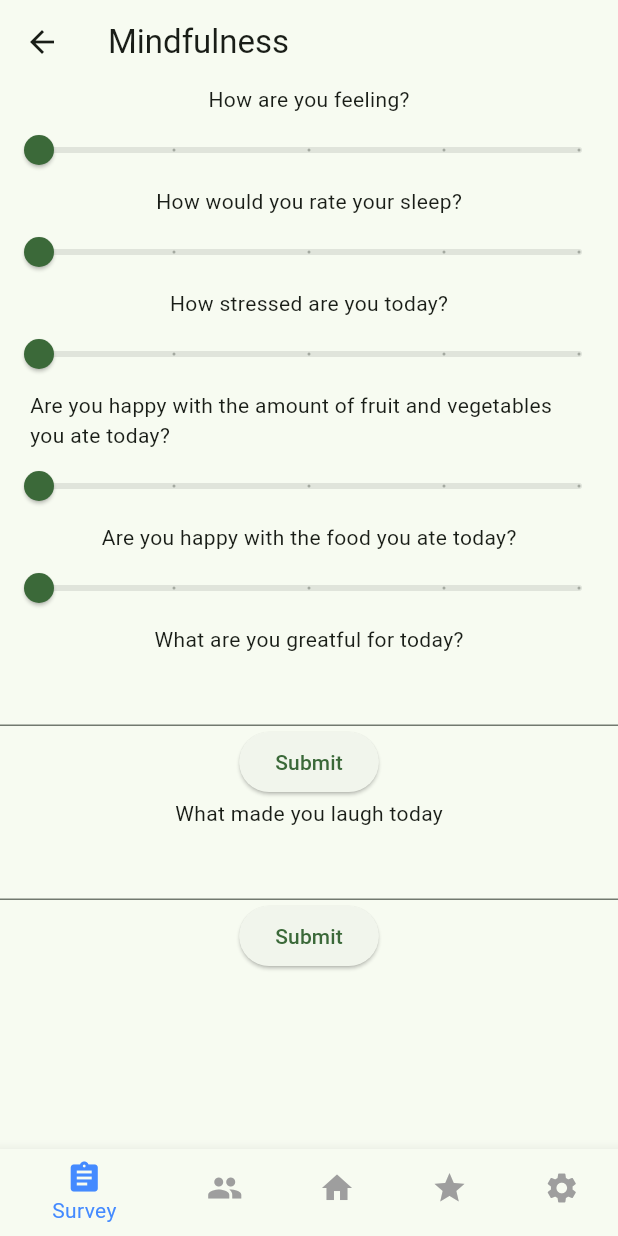
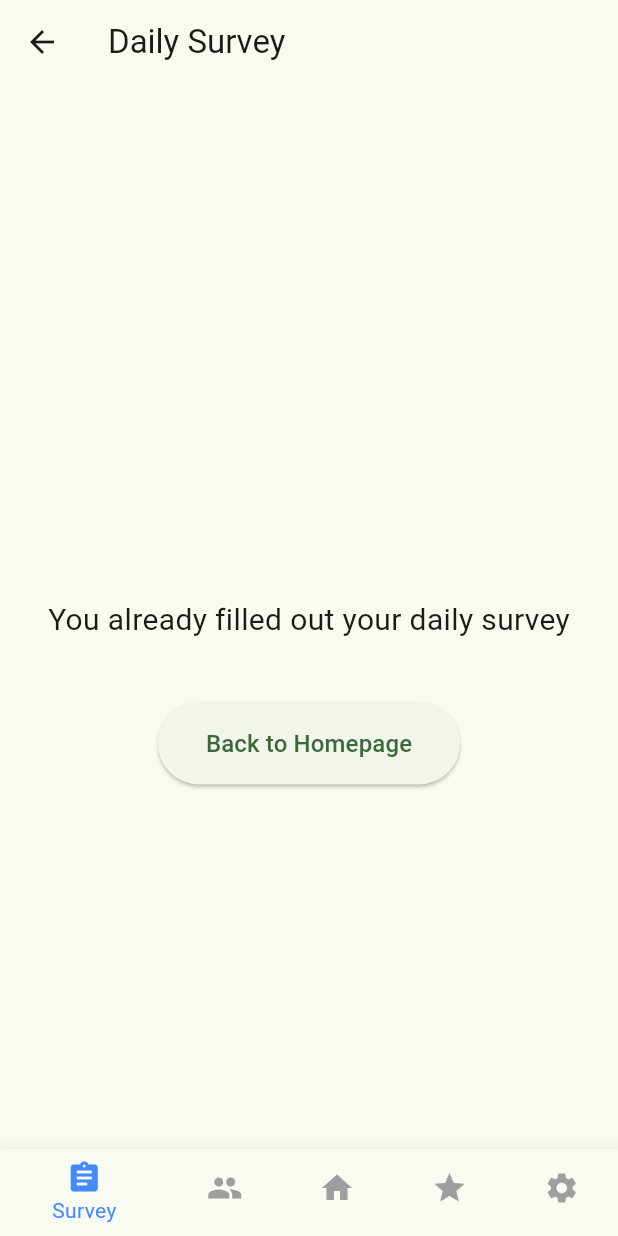
Before and after one commit to rfeuz/bellapp, a Flutter app: the Survey screen opened directly, on a phone screen of 412 x 824 dp. Run offline on Flutter 3.47's test engine with Material 3 defaults, Android fonts, the light colour scheme and no system bars.

Commit message:
Made the survey page unavailable if you submitted once

```diff
--- a/lib/data.dart
+++ b/lib/data.dart
@@ -33,11 +33,12 @@ class ProfileInformation {
   static String Language = 'German';
   static String Location = 'Betrieb Geflügel Zell';
   static List<String> MyDiary = ['', '', '', '', '', '', '', '', '', ''];
+  static int DiaryIndex = 0;
 }
 
 class GlobalFlags {
   static bool FirstLogin = true;
-  static bool DailySurvey = false;
+  static bool DailySurvey = true;
 }
 
 class GlobalScores {
--- a/lib/survey.dart
+++ b/lib/survey.dart
@@ -19,7 +19,6 @@ class _SurveyState extends State<Survey> {
   double _food = 1;
   int _selectedIndex = 0;
   final _textgreatful = TextEditingController();
-  final _textlaugh = TextEditingController();
 
   static List<Widget> _widgetOptions = <Widget>[
     Text('Survey'),
@@ -32,7 +31,6 @@ class _SurveyState extends State<Survey> {
   @override
   void dispose() {
     _textgreatful.dispose(); // Don't forget to dispose the controller when not needed
-    _textlaugh.dispose(); // Don't forget to dispose the controller when not needed
     super.dispose();
   }
 
@@ -41,6 +39,8 @@ class _SurveyState extends State<Survey> {
     MindData.GeneralMindScore_actual = (_doing + _sleep + 6 - _stress)/15;
     FoodData.FoodHealthyness_actual = (_food + _fruit)/10;
     GlobalScores.PointScore += NumberOfPoints.NumberOfPointsSurvey;
+    ProfileInformation.MyDiary[ProfileInformation.DiaryIndex];
+    ProfileInformation.DiaryIndex = (ProfileInformation.DiaryIndex + 1) % ProfileInformation.MyDiary.length;
   }
 
   void _onItemTapped(int index) {
@@ -81,19 +81,17 @@ class _SurveyState extends State<Survey> {
     });
   }
 
-  //_calculate() {
-   // double _stressw = 6 - _stress;
-  //}
-
   @override
   Widget build(BuildContext context) {
+
+    if (GlobalFlags.DailySurvey == false) {
       return Scaffold(
         appBar: AppBar(
-        title: Text('Mindfulness'),
+          title: Text('Daily Survey'),
         ),
         body: Column(
           children: <Widget>[
-          Text('How are you feeling?'),
+            Text('How are you feeling today?'),
             Slider(
               value: _doing,
               min: 1,
@@ -106,6 +104,7 @@ class _SurveyState extends State<Survey> {
                 });
               },
             ),
+            const SizedBox(height: 20),
             Text('How would you rate your sleep?'),
             Slider(
               value: _sleep,
@@ -119,6 +118,7 @@ class _SurveyState extends State<Survey> {
                 });
               },
             ),
+            const SizedBox(height: 20),
             Text('How stressed are you today?'),
             Slider(
               value: _stress,
@@ -133,9 +133,15 @@ class _SurveyState extends State<Survey> {
                 });
               },
             ),
+            const SizedBox(height: 20),
             Padding(
-            padding: const EdgeInsets.symmetric(horizontal: 20.0),
-            child: Text('Are you happy with the amount of fruit and vegetables you ate today?'),
+              padding: const EdgeInsets.symmetric(horizontal: 20.0, vertical: 0.0), // Adjust vertical padding here
+              child: Center(
+                child: Text(
+                  'Are you happy with the amount of fruit and vegetables you ate today?',
+                  textAlign: TextAlign.center,
+                ),
+              ),
             ),
             Slider(
               value: _fruit,
@@ -149,10 +155,8 @@ class _SurveyState extends State<Survey> {
                 });
               },
             ),
-          Padding(
-            padding: const EdgeInsets.symmetric(horizontal: 20.0),
-            child: Text('Are you happy with the food you ate today?'),
-          ),
+            const SizedBox(height: 20),
+            Text('Are you happy with the food you ate today?'),
             Slider(
               value: _food,
               min: 1,
@@ -165,33 +169,90 @@ class _SurveyState extends State<Survey> {
                 });
               },
             ),
+            const SizedBox(height: 30),
             Text('What are you greatful for today?'),
             TextField(
               controller: _textgreatful,
             ),
-          ElevatedButton(
-              onPressed: () {
-                print('Answer: ${_textgreatful.text}');
-              },
-              child: Text('Submit')
-          ),
-          Text('What made you laugh today'),
-          TextField(
-            controller: _textlaugh,
-          ),
+            const SizedBox(height: 40),
             ElevatedButton(
               onPressed: () {
                 output_to_data();
-                print('Answer: ${_textlaugh.text}');
-                print('Food-Score overall ${FoodData.FoodHealthyness_actual}');
                 // Navigate to the second page
                 Navigator.push(
                   context,
                   MaterialPageRoute(builder: (context) => MyHomePage(title: 'Home')),
                 );
               },
+              style: ElevatedButton.styleFrom(
+                padding: EdgeInsets.symmetric(vertical: 16.0, horizontal: 32.0), // Adjust padding to increase button size
+              ),
+              child: Text('Submit for your daily ${NumberOfPoints.NumberOfPointsSurvey} Points!', style: TextStyle(fontSize: 16.0)), // Optional: Adjust font size
+            ),
+          ],
+        ),
+        bottomNavigationBar: BottomNavigationBar(
+          backgroundColor: Colors.blueGrey, // Change the color here
+          selectedItemColor: Colors.blueAccent, // Change the selected item color here
+          unselectedItemColor: Colors.grey, // Change the unselected item color here
+          items: const <BottomNavigationBarItem>[
+            BottomNavigationBarItem(
+              icon: Icon(Icons.assignment),
+              label: 'Survey',
+            ),
+            BottomNavigationBarItem(
+              icon: Icon(Icons.group),
+              label: 'Communities',
+            ),
+            BottomNavigationBarItem(
+              icon: Icon(Icons.home),
+              label: 'Home',
+            ),
+            BottomNavigationBarItem(
+              icon: Icon(Icons.star),
+              label: 'Challenges',
+            ),
+            BottomNavigationBarItem(
+              icon: Icon(Icons.settings),
+              label: 'Settings',
+            ),
+          ],
+          currentIndex: _selectedIndex,
+          onTap: _onItemTapped,
+        ),
 
-              child: Text('Submit')
+      );
+    } else {
+      return Scaffold(
+        appBar: AppBar(
+          title: Text('Daily Survey'),
+        ),
+          body: Column(
+            mainAxisAlignment: MainAxisAlignment.center, // Aligns children vertically in the middle
+            children: <Widget>[
+              const SizedBox(height: 100),
+              Container(
+                alignment: Alignment.center, // Aligns the text block to the center
+                child: Text(
+                  'You already filled out your daily survey',
+                  style: TextStyle(
+                    fontSize: 20.0, // Adjust the font size as needed
+                    // You can add more text styles here such as fontWeight, color, etc.
+                  ),
+                ),
+              ),
+              const SizedBox(height: 40),
+              ElevatedButton(
+                onPressed: () {
+                  Navigator.push(
+                    context,
+                    MaterialPageRoute(builder: (context) => MyHomePage(title: 'Home')),
+                  );
+                },
+                style: ElevatedButton.styleFrom(
+                  padding: EdgeInsets.symmetric(vertical: 16.0, horizontal: 32.0), // Adjust padding to increase button size
+                ),
+                child: Text('Back to Homepage', style: TextStyle(fontSize: 16.0)), // Optional: Adjust font size
               ),
             ],
           ),
@@ -230,3 +291,6 @@ class _SurveyState extends State<Survey> {
 
 
   }
+
+
+}
```
Lines whose indentation alone changed are shown as unchanged.
